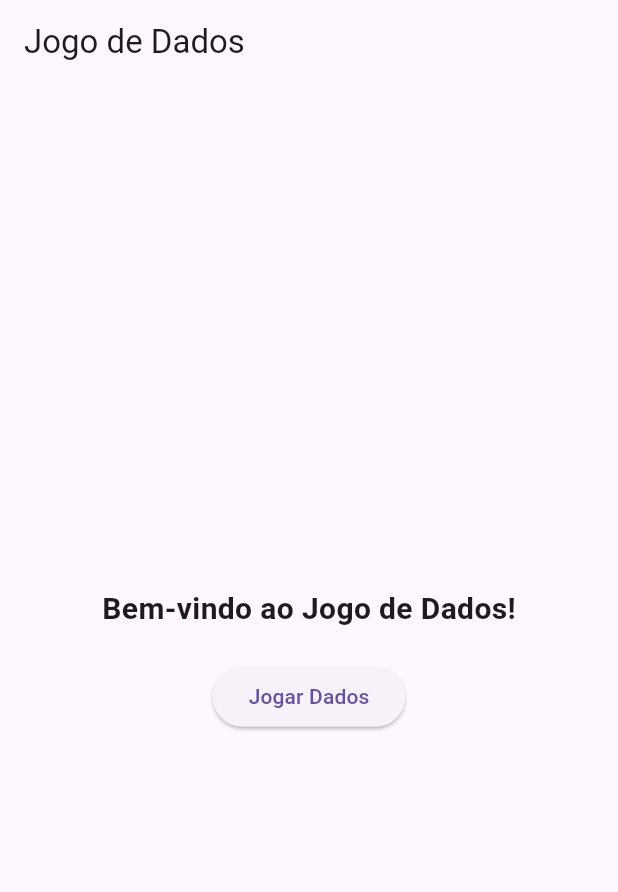
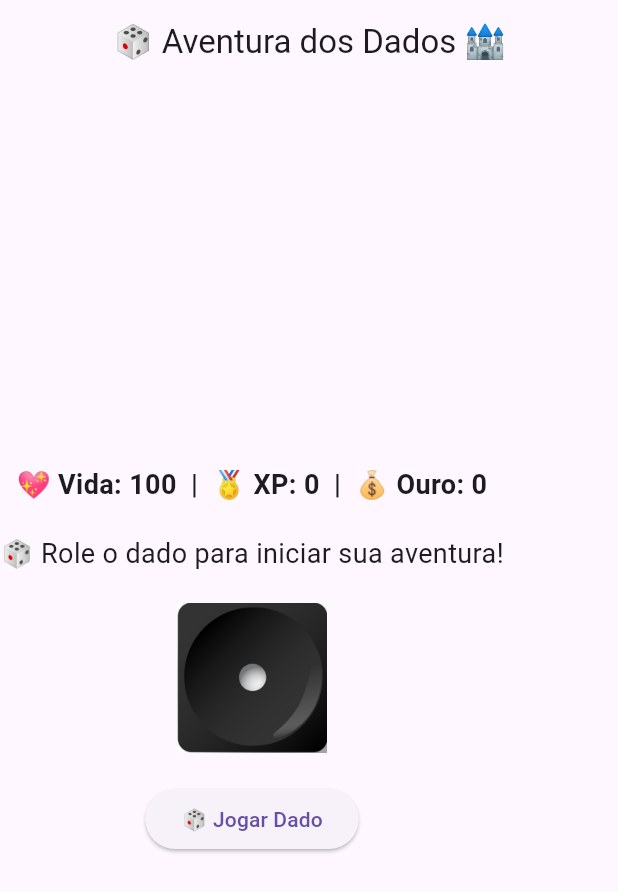
Before and after one commit to Jalys0n/Dados---IFB, a Flutter app: the screen it shows after launch, on a phone screen of 412 x 824 dp. Shown: the top 892 px of the screen. Run offline on Flutter 3.47's test engine with Material 3 defaults, Android fonts, the phone set to English and light mode, and no system bars.

Commit message:
Adição de vida, xp e ouro

```diff
--- a/jogo_dados/lib/main.dart
+++ b/jogo_dados/lib/main.dart
@@ -2,95 +2,133 @@ import 'dart:math';
 import 'package:flutter/material.dart';
 
 void main() {
-  runApp(JogoDeDadosApp());
+  runApp(const AventuraDosDados());
 }
 
-class JogoDeDadosApp extends StatelessWidget {
+class AventuraDosDados extends StatelessWidget {
+  const AventuraDosDados({super.key});
+
   @override
   Widget build(BuildContext context) {
     return MaterialApp(
-      title: 'Jogo de Dados',
-      theme: ThemeData(primarySwatch: Colors.blue),
-      home: TelaInicial(),
-    );
-  }
-}
-
-class TelaInicial extends StatelessWidget {
-  @override
-  Widget build(BuildContext context) {
-    return Scaffold(
-      appBar: AppBar(title: Text('Jogo de Dados')),
-      body: Center(
-        child: Column(
-          mainAxisAlignment: MainAxisAlignment.center,
-          children: [
-            Text(
-              'Bem-vindo ao Jogo de Dados!',
-              style: TextStyle(fontSize: 20, fontWeight: FontWeight.bold),
-            ),
-            SizedBox(height: 20),
-            ElevatedButton(
-              onPressed: () {
-                Navigator.push(
-                  context,
-                  MaterialPageRoute(builder: (context) => TelaJogo()),
-                );
-              },
-              child: Text('Jogar Dados'),
-            ),
-          ],
+      debugShowCheckedModeBanner: false,
+      home: Scaffold(
+        appBar: AppBar(
+          title: const Text('🎲 Aventura dos Dados 🏰'),
+          centerTitle: true,
         ),
+        body: const JogoDeAventura(),
       ),
     );
   }
 }
 
-class TelaJogo extends StatefulWidget {
+class JogoDeAventura extends StatefulWidget {
+  const JogoDeAventura({super.key});
+
   @override
-  _TelaJogoState createState() => _TelaJogoState();
+  _JogoDeAventuraState createState() => _JogoDeAventuraState();
 }
 
-class _TelaJogoState extends State<TelaJogo> {
-  int dado1 = 1;
-  int dado2 = 1;
+class _JogoDeAventuraState extends State<JogoDeAventura> {
+  final Random random = Random();
+  int xp = 0, ouro = 0, vida = 100;
+  String mensagem = "🎲 Role o dado para iniciar sua aventura!";
+  bool enfrentandoChefe = false;
+  int resultadoDado = 1; // Inicializa com o dado 1
 
-  void lancarDados() {
+  void jogarDado() {
     setState(() {
-      dado1 = Random().nextInt(6) + 1; // Gera um número entre 1 e 6
-      dado2 = Random().nextInt(6) + 1; // Gera um número entre 1 e 6
+      resultadoDado = random.nextInt(6) + 1;
+      mensagem = "🎲 Você rolou um $resultadoDado!";
+
+      if (enfrentandoChefe) {
+        lutarContraChefe();
+      } else {
+        eventoAleatorio();
+      }
+
+      verificarEstadoDoJogo();
     });
+  }
+
+  void eventoAleatorio() {
+    int evento = random.nextInt(4);
+
+    if (evento == 0) {
+      int ouroGanho = resultadoDado * 5;
+      ouro += ouroGanho;
+      mensagem += " 💰 Você encontrou um tesouro e ganhou $ouroGanho moedas!";
+    }
+    else if (evento == 1) {
+      int dano = resultadoDado * 3;
+      vida = max(vida - dano, 0);
+      mensagem += " ⚔️ Você caiu em uma armadilha e perdeu $dano de vida!";
+    }
+    else if (evento == 2) {
+      int xpGanho = resultadoDado * 4;
+      xp += xpGanho;
+      mensagem += " 📜 Você encontrou um pergaminho mágico e ganhou $xpGanho XP!";
+    }
+    else {
+      int danoInimigo = random.nextInt(10) + 10;
+      vida = max(vida - danoInimigo, 0);
+      mensagem += " 🐺 Um lobo atacou! Você perdeu $danoInimigo de vida!";
+    }
+
+    if (xp >= 50) {
+      enfrentandoChefe = true;
+      mensagem += " 🐉 Um dragão apareceu! Derrote-o para vencer!";
+    }
+  }
+
+  void lutarContraChefe() {
+    int danoDragao = random.nextInt(20) + 10;
+    int danoJogador = resultadoDado * 6;
+    vida = max(vida - danoDragao, 0);
+    mensagem += " 🐉 O dragão atacou! Você perdeu $danoDragao de vida!";
+
+    if (vida > 0) {
+      mensagem += " ⚔️ Você contra-atacou e causou $danoJogador de dano!";
+      xp += danoJogador;
+    }
+  }
+
+  void verificarEstadoDoJogo() {
+    if (vida <= 0) {
+      mensagem = "💀 Você foi derrotado! O dragão venceu...";
+    } else if (xp >= 100 && enfrentandoChefe) {
+      mensagem = "🏆 Parabéns! Você derrotou o dragão e venceu a aventura!";
+    }
   }
 
   @override
   Widget build(BuildContext context) {
-    return Scaffold(
-      appBar: AppBar(title: Text('Jogo de Dados')),
-      body: Center(
-        child: Column(
-          mainAxisAlignment: MainAxisAlignment.center,
-          children: [
-            Row(
-              mainAxisAlignment: MainAxisAlignment.center,
-              children: [
-                Image.asset('assets/dado_$dado1.jpg', width: 100, height: 100),
-                Image.asset('assets/dado_$dado2.jpg', width: 100, height: 100),
-
-              ],
-            ),
-            SizedBox(height: 20),
-            ElevatedButton(
-              onPressed: lancarDados,
-              child: Text('Lançar Dados'),
-            ),
-            SizedBox(height: 20),
-            Text(
-              'Resultado: ${dado1 + dado2}',
-              style: TextStyle(fontSize: 18, fontWeight: FontWeight.bold),
-            ),
-          ],
+    return Column(
+      mainAxisAlignment: MainAxisAlignment.center,
+      children: [
+        Text(
+          '💖 Vida: $vida  |  🏅 XP: $xp  |  💰 Ouro: $ouro',
+          style: const TextStyle(fontSize: 18, fontWeight: FontWeight.bold),
         ),
-      ),
+        const SizedBox(height: 20),
+        Text(
+          mensagem,
+          textAlign: TextAlign.center,
+          style: const TextStyle(fontSize: 18),
+        ),
+        const SizedBox(height: 20),
+        Image.asset(
+          'assets/dados/dado_$resultadoDado.jpg',
+          height: 100,
+          width: 100,
+        ),
+        const SizedBox(height: 20),
+        ElevatedButton(
+          onPressed: jogarDado,
+          child: const Text('🎲 Jogar Dado'),
+        ),
+      ],
     );
   }
 }
--- a/jogo_dados/pubspec.yaml
+++ b/jogo_dados/pubspec.yaml
@@ -21,4 +21,4 @@ flutter:
   uses-material-design: true
 
   assets:
-    - assets/
+    - assets/dados/
```
Also changed, not shown: jogo_dados/assets/dados/dado_1.jpg (renamed from jogo_dados/assets/dado_1.jpg), jogo_dados/assets/dados/dado_2.jpg (renamed from jogo_dados/assets/dado_2.jpg), jogo_dados/assets/dados/dado_3.jpg (renamed from jogo_dados/assets/dado_3.jpg), jogo_dados/assets/dados/dado_4.jpg (renamed from jogo_dados/assets/dado_4.jpg), jogo_dados/assets/dados/dado_5.jpg (renamed from jogo_dados/assets/dado_5.jpg), jogo_dados/assets/dados/dado_6.jpg (renamed from jogo_dados/assets/dado_6.jpg).
